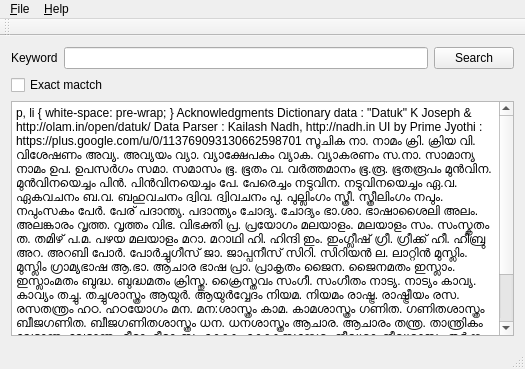
Above: mldict.ui from primejyothi/mlDict before the change. Below: the same form after it.
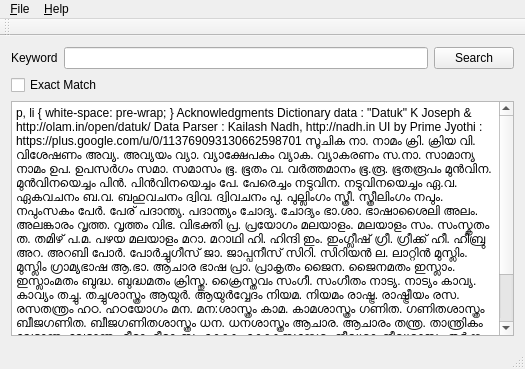
That is the form after the change.

Commit message: ഇനി ഞാനായിട്ട് ഒന്നും ചെയ്തില്ലെന്നു വേണ്ട :)

The edit to the form file:
```diff
--- a/mldict.ui
+++ b/mldict.ui
@@ -39,7 +39,7 @@
     <item>
      <widget class="QCheckBox" name="exactMatch">
       <property name="text">
-       <string>Exact mactch</string>
+       <string>Exact Match</string>
       </property>
      </widget>
     </item>
```
The commit also changes 2 other files.
